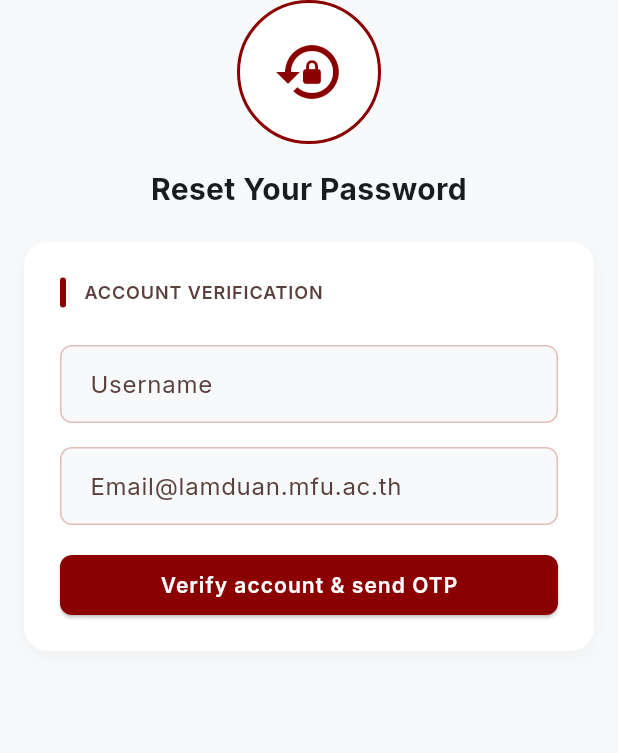
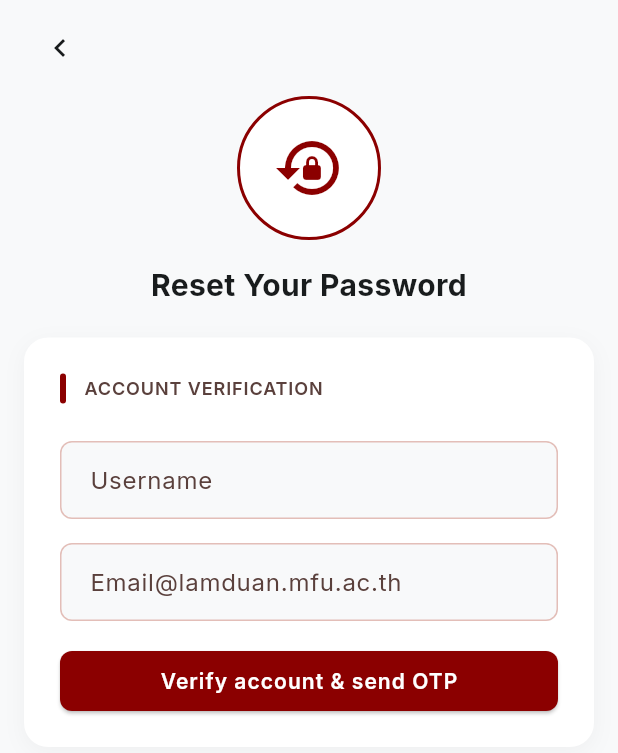
Before and after one commit to krit052/vehicle-self-tracking-mobile-app-system-project, a Flutter app: the ForgotScreen screen opened by its route, on a phone screen of 412 x 824 dp. Shown: the top 753 px of the screen. Run offline on Flutter 3.47's test engine with Material 3 defaults, Android fonts, the phone set to English and light mode, and no system bars; our stand-ins replace dio, firebase_core, firebase_messaging, flutter_map, flutter_secure_storage, google_fonts and 2 more; missing offline and left inert: media_kit, media_kit_video; accounts and stored records are empty; network calls fail.

Commit message:
Add back button to reset password screen

```diff
--- a/frontend/lib/screens/forgot_screen.dart
+++ b/frontend/lib/screens/forgot_screen.dart
@@ -315,6 +315,24 @@ class _ForgotScreenState extends State<ForgotScreen> {
           padding: const EdgeInsets.symmetric(horizontal: 16),
           child: Column(
             children: [
+              const SizedBox(height: 8),
+              Align(
+                alignment: Alignment.centerLeft,
+                child: IconButton(
+                  onPressed: () => Navigator.pop(context),
+                  icon: const Icon(Icons.chevron_left),
+                  color: AppColors.onSurface,
+                  tooltip: 'Back',
+                  padding: EdgeInsets.zero,
+                  constraints: const BoxConstraints(
+                    minWidth: 40,
+                    minHeight: 40,
+                  ),
+                ),
+              ),
+
+              const SizedBox(height: 8),
+
               Center(
                 child: Container(
                   width: 96,
```
